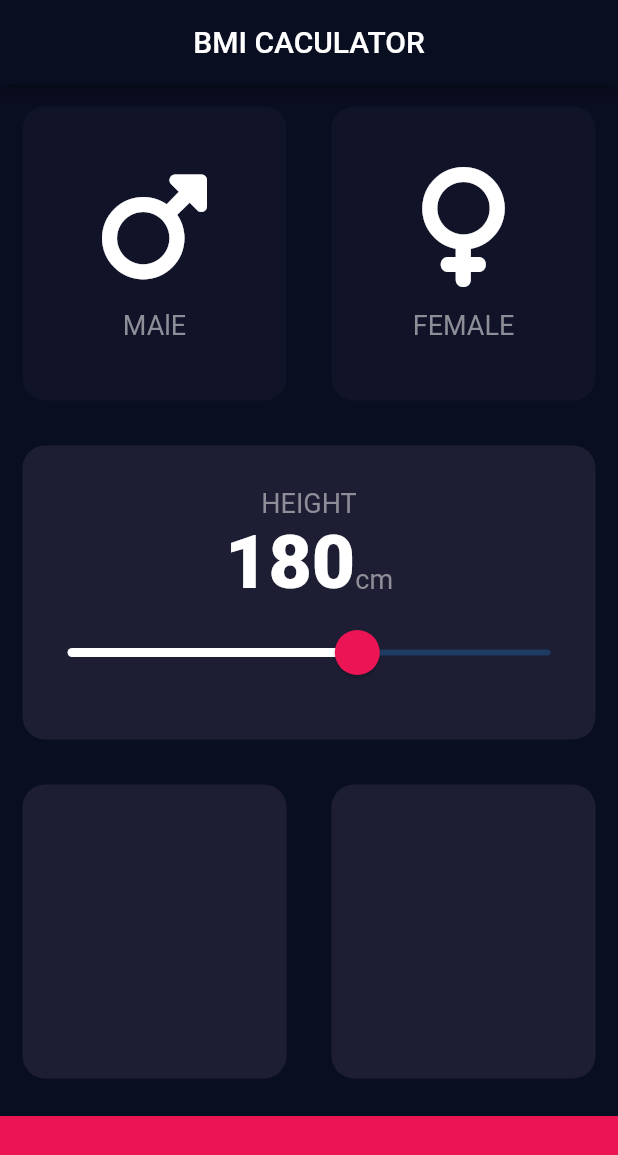
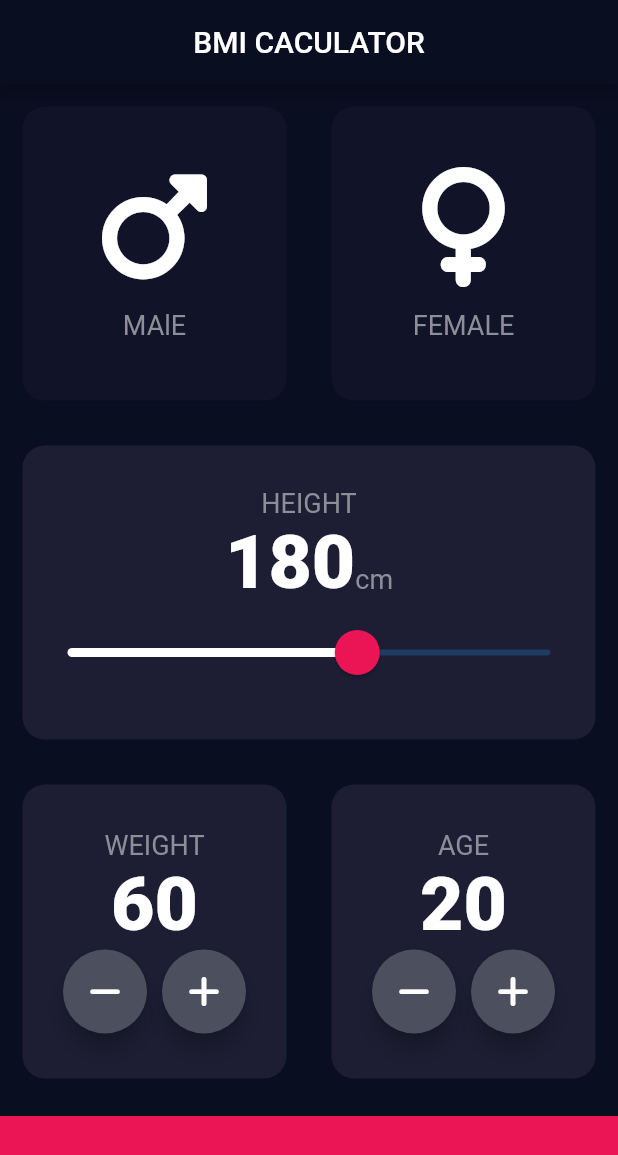
Before and after one commit to MahmoudAboHebil/bmi_calculator_app_flutter, a Flutter app: the screen it shows after launch, on a phone screen of 412 x 824 dp. Shown: the top 1155 px of the screen. Run offline on Flutter 3.47's test engine with Material 2 defaults, Android fonts, the phone set to English and light mode, and no system bars; our stand-ins replace font_awesome_flutter.

Commit message:
the weight ,height and  age card is finished

```diff
--- a/lib/input_page.dart
+++ b/lib/input_page.dart
@@ -17,6 +17,8 @@ class InputPage extends StatefulWidget {
 class _InputPageState extends State<InputPage> {
   Gender? selectedGender;
   int height = 180;
+  int weight = 60;
+  int age = 20;
   @override
   Widget build(BuildContext context) {
     return Scaffold(
@@ -111,9 +113,91 @@ class _InputPageState extends State<InputPage> {
             child: Row(
               children: [
                 Expanded(
-                    child: ReusableCard(kActiveCardColour, Container(), () {})),
+                  child: ReusableCard(
+                    kActiveCardColour,
+                    Column(
+                      mainAxisAlignment: MainAxisAlignment.center,
+                      children: [
+                        Text(
+                          'WEIGHT',
+                          style: kLabelTextStyle,
+                        ),
+                        Text(
+                          '$weight',
+                          style: kNumberTextStyle,
+                        ),
+                        Row(
+                          mainAxisAlignment: MainAxisAlignment.center,
+                          children: [
+                            RoundIconButton(
+                              FontAwesomeIcons.minus,
+                              () {
+                                setState(() {
+                                  weight--;
+                                });
+                              },
+                            ),
+                            SizedBox(
+                              width: 10,
+                            ),
+                            RoundIconButton(
+                              FontAwesomeIcons.plus,
+                              () {
+                                setState(() {
+                                  weight++;
+                                });
+                              },
+                            ),
+                          ],
+                        )
+                      ],
+                    ),
+                    () {},
+                  ),
+                ),
                 Expanded(
-                    child: ReusableCard(kActiveCardColour, Container(), () {})),
+                  child: ReusableCard(
+                    kActiveCardColour,
+                    Column(
+                      mainAxisAlignment: MainAxisAlignment.center,
+                      children: [
+                        Text(
+                          'AGE',
+                          style: kLabelTextStyle,
+                        ),
+                        Text(
+                          '$age',
+                          style: kNumberTextStyle,
+                        ),
+                        Row(
+                          mainAxisAlignment: MainAxisAlignment.center,
+                          children: [
+                            RoundIconButton(
+                              FontAwesomeIcons.minus,
+                              () {
+                                setState(() {
+                                  age--;
+                                });
+                              },
+                            ),
+                            SizedBox(
+                              width: 10,
+                            ),
+                            RoundIconButton(
+                              FontAwesomeIcons.plus,
+                              () {
+                                setState(() {
+                                  age++;
+                                });
+                              },
+                            ),
+                          ],
+                        )
+                      ],
+                    ),
+                    () {},
+                  ),
+                ),
               ],
             ),
           ),
@@ -128,3 +212,27 @@ class _InputPageState extends State<InputPage> {
     );
   }
 }
+
+class RoundIconButton extends StatelessWidget {
+  final IconData iconData;
+  final Function onPressed;
+
+  RoundIconButton(this.iconData, this.onPressed);
+
+  @override
+  Widget build(BuildContext context) {
+    return RawMaterialButton(
+      child: Icon(iconData),
+      onPressed: () {
+        onPressed();
+      },
+      shape: CircleBorder(),
+      elevation: 6,
+      fillColor: Color(0xff4c4f5e),
+      constraints: BoxConstraints.tightFor(
+        width: 56,
+        height: 56,
+      ),
+    );
+  }
+}
```
